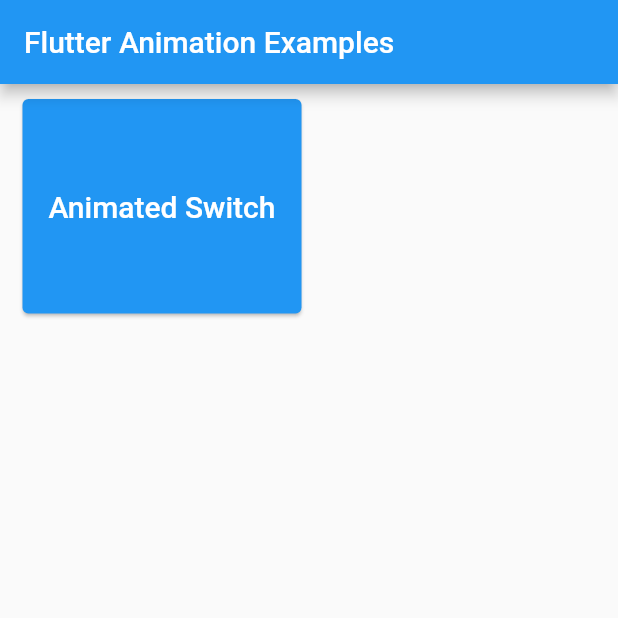
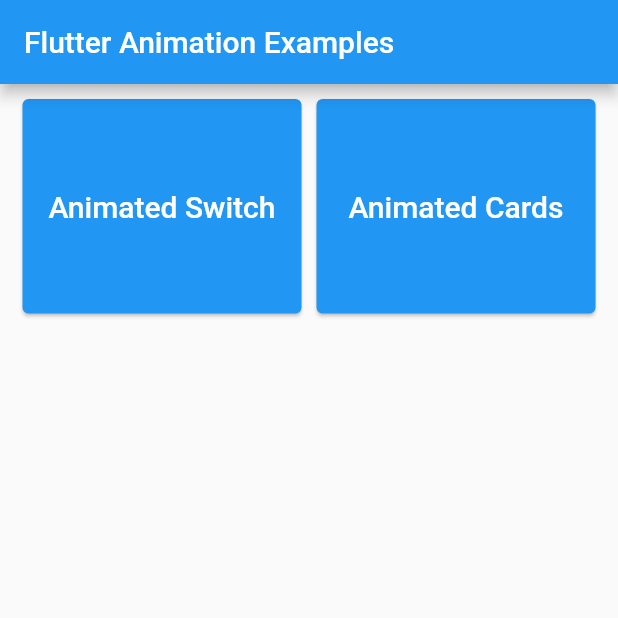
Before and after one commit to timilehinjegede/flutter-animation-examples, a Flutter app: the screen it shows after launch, on a phone screen of 412 x 824 dp, the top half of it. Run offline on Flutter 3.47's test engine with Material 2 defaults, Android fonts, the phone set to English and light mode, and no system bars.

Commit message:
feat: added animated cards example

```diff
--- a/lib/models/screen_model.dart
+++ b/lib/models/screen_model.dart
@@ -13,5 +13,10 @@
       screenName: 'Animated Switch',
       screenWidget: AnimatedSwitchScreen(index: 0),
     ),
+    // Animated Cards
+    ScreenModel(
+      screenName: 'Animated Cards',
+      screenWidget: AnimatedCards(index: 1),
+    ),
   ];
 }
--- a/lib/screens/screens_barrel.dart
+++ b/lib/screens/screens_barrel.dart
@@ -1,2 +1,3 @@
 export 'home.dart';
 export 'animated_switch/animated_switch.dart';
+export 'animated_cards/animated_cards.dart';
```
Also changed, not shown: lib/screens/animated_cards/animated_cards.dart (+10 -1 lines).
